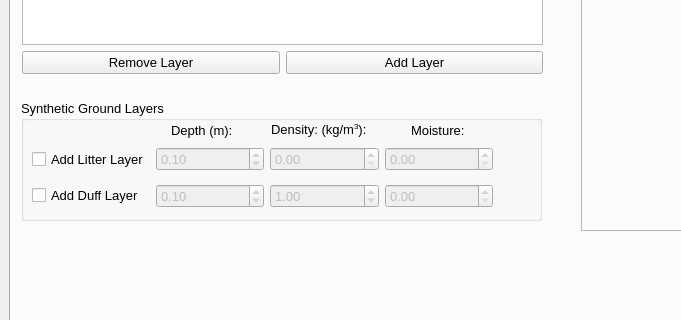
First picture: the form in src/tls_to_fds/mainwindow.ui, repository 3DFin/TLS_to_FDS, before the edit; both pictures show x 0 to 681 and y 236 to 556 of the 1000 by 1000 pixel window.
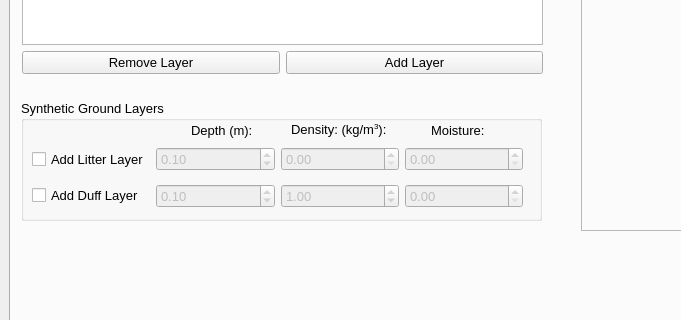
Second picture: the form after the edit.

Diff of the .ui file:
```diff
--- a/src/tls_to_fds/mainwindow.ui
+++ b/src/tls_to_fds/mainwindow.ui
@@ -87,7 +87,7 @@
         <widget class="QLabel" name="lbl_layer_depth">
          <property name="geometry">
           <rect>
-           <x>150</x>
+           <x>170</x>
            <y>20</y>
            <width>101</width>
            <height>20</height>
@@ -100,7 +100,7 @@
         <widget class="QLabel" name="lbl_layer_bd">
          <property name="geometry">
           <rect>
-           <x>250</x>
+           <x>270</x>
            <y>20</y>
            <width>101</width>
            <height>20</height>
@@ -113,7 +113,7 @@
         <widget class="QLabel" name="lbl_layer_moisture">
          <property name="geometry">
           <rect>
-           <x>390</x>
+           <x>410</x>
            <y>20</y>
            <width>91</width>
            <height>20</height>
@@ -128,7 +128,7 @@
           <rect>
            <x>11</x>
            <y>40</y>
-           <width>461</width>
+           <width>491</width>
            <height>75</height>
           </rect>
          </property>
```
Left out of the diff: 2 changed lines with no effect on the pictures.
